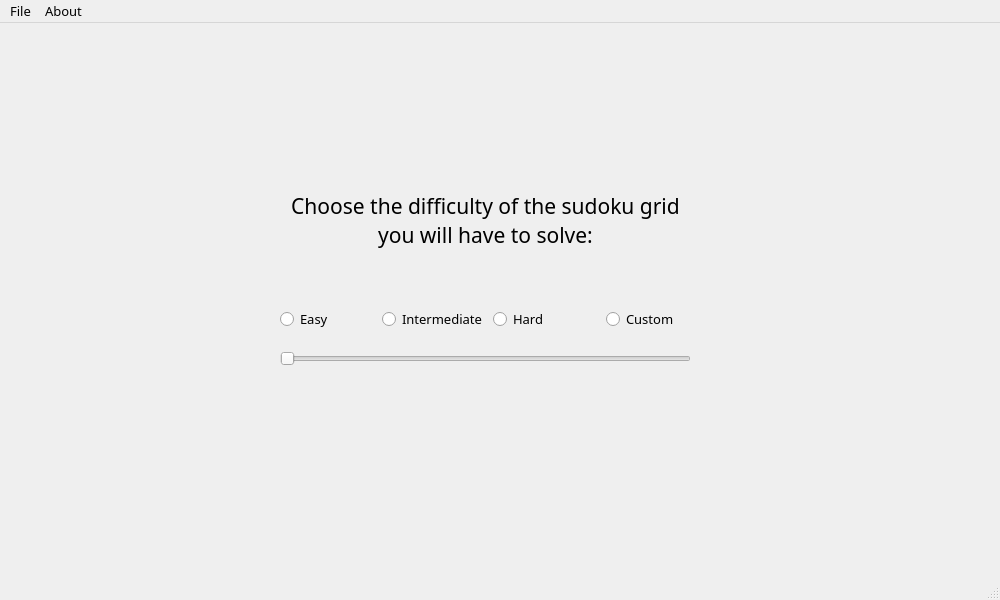
This is src/forms/mainwindow.ui in Gregoire-perso/skydocu as Qt 5 draws it before an edit. The edited form follows.
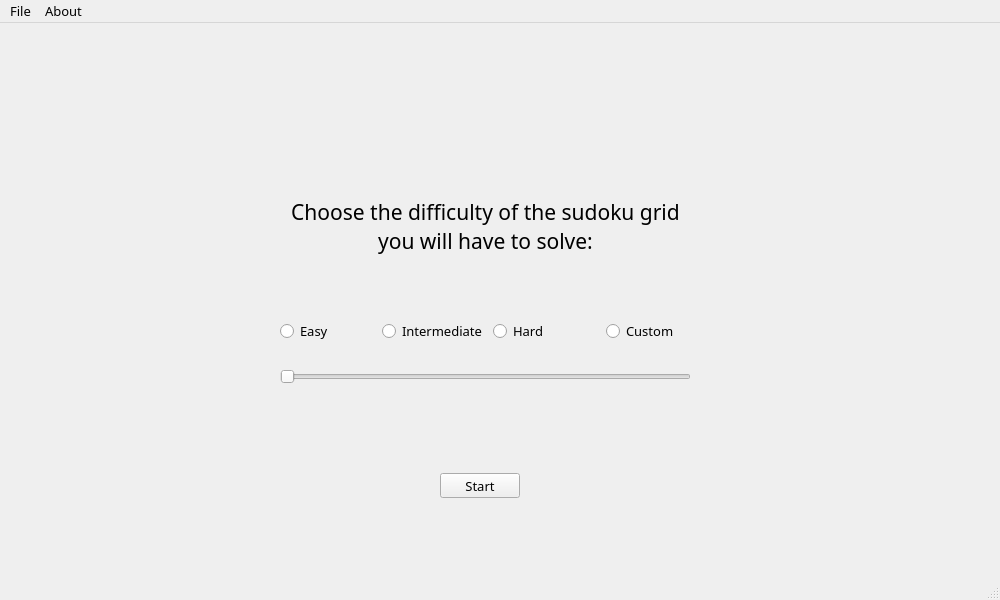
This is the edited form.

Commit message: Center de slider value

What changed in the file:
```diff
--- a/src/forms/mainwindow.ui
+++ b/src/forms/mainwindow.ui
@@ -144,14 +144,14 @@
       <widget class="QTextBrowser" name="sliderValue">
        <property name="minimumSize">
         <size>
-         <width>409</width>
-         <height>70</height>
+         <width>20</width>
+         <height>20</height>
         </size>
        </property>
        <property name="maximumSize">
         <size>
-         <width>409</width>
-         <height>70</height>
+         <width>40</width>
+         <height>40</height>
         </size>
        </property>
        <property name="contextMenuPolicy">
@@ -166,10 +166,33 @@
        <property name="frameShadow">
         <enum>QFrame::Plain</enum>
        </property>
+       <property name="html">
+        <string>&lt;!DOCTYPE HTML PUBLIC &quot;-//W3C//DTD HTML 4.0//EN&quot; &quot;http://www.w3.org/TR/REC-html40/strict.dtd&quot;&gt;
+&lt;html&gt;&lt;head&gt;&lt;meta name=&quot;qrichtext&quot; content=&quot;1&quot; /&gt;&lt;meta charset=&quot;utf-8&quot; /&gt;&lt;style type=&quot;text/css&quot;&gt;
+p, li { white-space: pre-wrap; }
+hr { height: 1px; border-width: 0; }
+li.unchecked::marker { content: &quot;\2610&quot;; }
+li.checked::marker { content: &quot;\2612&quot;; }
+&lt;/style&gt;&lt;/head&gt;&lt;body style=&quot; font-family:'Sans Serif'; font-size:9pt; font-weight:400; font-style:normal;&quot;&gt;
+&lt;p align=&quot;center&quot; style=&quot;-qt-paragraph-type:empty; margin-top:0px; margin-bottom:0px; margin-left:0px; margin-right:0px; -qt-block-indent:0; text-indent:0px; font-family:'JetBrains Mono'; font-size:10pt;&quot;&gt;&lt;br /&gt;&lt;/p&gt;&lt;/body&gt;&lt;/html&gt;</string>
+       </property>
       </widget>
      </item>
     </layout>
    </widget>
+   <widget class="QPushButton" name="startButton">
+    <property name="geometry">
+     <rect>
+      <x>440</x>
+      <y>450</y>
+      <width>80</width>
+      <height>25</height>
+     </rect>
+    </property>
+    <property name="text">
+     <string>Start</string>
+    </property>
+   </widget>
   </widget>
   <widget class="QMenuBar" name="menubar">
    <property name="geometry">
```
The commit also changes 1 other file.
